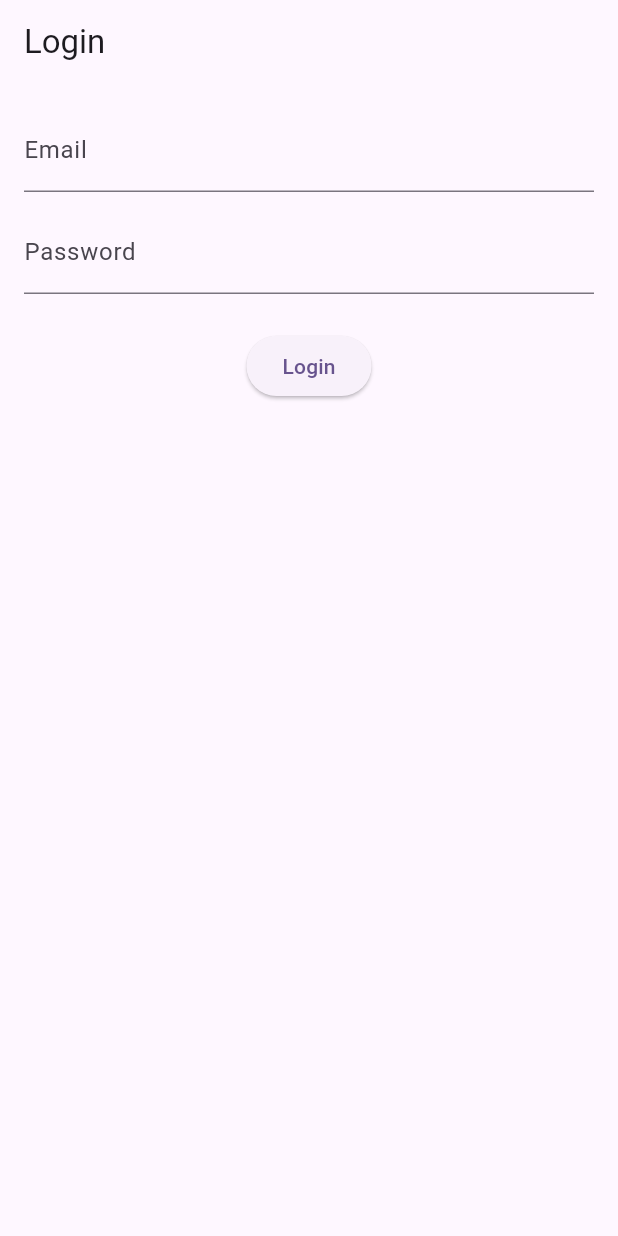
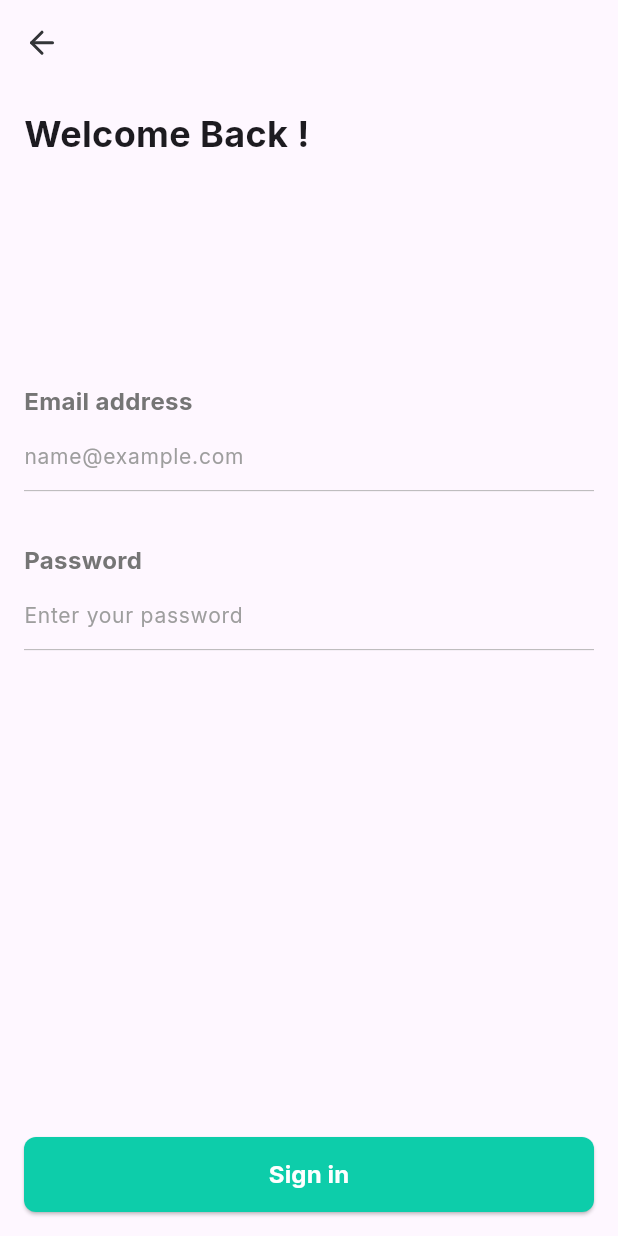
Before and after one commit to Deshal-001/UniConnect, a Flutter app: the screen it shows after launch, on a phone screen of 412 x 824 dp. Run offline on Flutter 3.47's test engine with Material 3 defaults, Android fonts, the phone set to English and light mode, and no system bars; our stand-ins replace bloc, dartz, dio, equatable, flutter_bloc, flutter_secure_storage and 4 more; generated files the repository leaves out were written again.

Commit message:
Implemented Sign in Screen

```diff
--- /dev/null
+++ b/mobile/mobile_flutter/lib/core/widget/custom_button.dart
@@ -0,0 +1,47 @@
+import 'package:flutter/material.dart';
+import 'package:uniconnect_app/core/constants/solid_colors.dart';
+
+class CustomButton extends StatelessWidget {
+  final VoidCallback? onPressed;
+  final bool isLoading;
+  final String text;
+
+  const CustomButton({
+    super.key,
+    required this.onPressed,
+    required this.text,
+    this.isLoading = false,
+  });
+
+  @override
+  Widget build(BuildContext context) {
+    return ElevatedButton(
+      style: ElevatedButton.styleFrom(
+        backgroundColor: const Color(AppSolidColors.primary),
+        minimumSize: const Size(double.infinity, 50),
+        shape: RoundedRectangleBorder(
+          borderRadius: BorderRadius.circular(8),
+        ),
+      ),
+      onPressed: isLoading ? null : onPressed,
+      child: isLoading
+          ? const SizedBox(
+              width: 24,
+              height: 24,
+              child: CircularProgressIndicator(
+                color: Colors.white,
+                strokeWidth: 2,
+              ),
+            )
+          : Text(
+              text,
+              style: const TextStyle(
+                fontFamily: 'Inter',
+                fontSize: 16,
+                fontWeight: FontWeight.bold,
+                color: Colors.white,
+              ),
+            ),
+    );
+  }
+}
--- /dev/null
+++ b/mobile/mobile_flutter/lib/core/widget/custom_text_field.dart
@@ -0,0 +1,62 @@
+import 'package:flutter/material.dart';
+
+class CustomTextField extends StatelessWidget {
+  final TextEditingController controller;
+  final String label;
+  final String hintText;
+  final bool isPassword;
+  final TextInputType keyboardType;
+
+  const CustomTextField({
+    super.key,
+    required this.controller,
+    required this.label,
+    required this.hintText,
+    this.isPassword = false,
+    this.keyboardType = TextInputType.text,
+  });
+
+  @override
+  Widget build(BuildContext context) {
+    return Column(
+      crossAxisAlignment: CrossAxisAlignment.start,
+      children: [
+        Text(label,
+            style: TextStyle(
+              fontFamily: 'Inter',
+              fontSize: 16,
+              fontWeight: FontWeight.bold,
+              color: Colors.grey.shade600,
+            )),
+        TextField(
+          controller: controller,
+          cursorHeight: 20,
+          cursorColor: Colors.grey,
+          obscureText: isPassword,
+          obscuringCharacter: '*',
+          keyboardType: keyboardType,
+          decoration: InputDecoration(
+            enabledBorder: const UnderlineInputBorder(
+              borderSide: BorderSide(color: Colors.grey, width: 0.5),
+            ),
+            focusedBorder: const UnderlineInputBorder(
+              borderSide: BorderSide(color: Colors.grey, width: 0.5),
+            ),
+            errorBorder: InputBorder.none,
+            errorStyle: const TextStyle(
+              fontFamily: 'Inter',
+              fontSize: 14,
+              color: Colors.red,
+            ),
+            hintText: hintText,
+            hintStyle: const TextStyle(
+              fontFamily: 'Inter',
+              fontSize: 14,
+              color: Colors.grey,
+            ),
+          ),
+        ),
+      ],
+    );
+  }
+}
--- a/mobile/mobile_flutter/lib/feature/authentication/presentation/pages/login_page.dart
+++ b/mobile/mobile_flutter/lib/feature/authentication/presentation/pages/login_page.dart
@@ -1,6 +1,10 @@
 import 'package:flutter/material.dart';
 import 'package:flutter_bloc/flutter_bloc.dart';
+import 'package:flutter_svg/svg.dart';
+import 'package:uniconnect_app/core/widget/custom_text_field.dart';
 import 'package:uniconnect_app/feature/authentication/presentation/bloc/authentication_bloc.dart';
+
+import '../../../../core/widget/custom_button.dart';
 
 class LoginPage extends StatefulWidget {
   const LoginPage({super.key});
@@ -17,13 +21,22 @@ class _LoginPageState extends State<LoginPage> {
     final email = emailController.text.trim();
     final password = passwordController.text.trim();
 
-    context.read<AuthenticationBloc>().add(LoginUserEvent(email: email, password: password));
+    context
+        .read<AuthenticationBloc>()
+        .add(LoginUserEvent(email: email, password: password));
   }
 
   @override
   Widget build(BuildContext context) {
-    return Scaffold(
-      appBar: AppBar(title: const Text('Login')),
+    return SafeArea(
+      child: Scaffold(
+        appBar: AppBar(
+            leading: SvgPicture.asset(
+          'assets/icons/arrow-left.svg',
+          height: 12,
+          width: 12,
+          fit: BoxFit.scaleDown,
+        )),
         body: BlocListener<AuthenticationBloc, AuthenticationState>(
           listener: (context, state) {
             if (state is UserAuthenticated) {
@@ -59,25 +72,41 @@ class _LoginPageState extends State<LoginPage> {
           child: Padding(
             padding: const EdgeInsets.all(16.0),
             child: Column(
+              mainAxisAlignment: MainAxisAlignment.spaceBetween,
+              crossAxisAlignment: CrossAxisAlignment.start,
               children: [
-              TextField(
+                const Text(
+                  'Welcome Back !',
+                  style: TextStyle(
+                      fontFamily: 'Inter',
+                      fontSize: 24,
+                      fontWeight: FontWeight.bold),
+                ),
+                Column(
+                  children: [
+                    CustomTextField(
                       controller: emailController,
-                decoration: const InputDecoration(labelText: 'Email'),
+                      label: 'Email address',
+                      hintText: 'name@example.com',
+                      keyboardType: TextInputType.emailAddress,
                     ),
-              const SizedBox(height: 12),
-              TextField(
+                    const SizedBox(height: 35),
+                    CustomTextField(
                       controller: passwordController,
-                decoration: const InputDecoration(labelText: 'Password'),
-                obscureText: true,
+                      label: 'Password',
+                      hintText: 'Enter your password',
+                      isPassword: true,
+                    ),
+                  ],
                 ),
                 const SizedBox(height: 24),
                 BlocBuilder<AuthenticationBloc, AuthenticationState>(
                   builder: (context, state) {
-                  return ElevatedButton(
-                    onPressed: state is AuthenticatingUser ? null : _handleLogin,
-                    child: state is AuthenticatingUser
-                        ? const CircularProgressIndicator(color: Colors.white)
-                        : const Text('Login'),
+                    return CustomButton(
+                      onPressed:
+                          state is AuthenticatingUser ? null : _handleLogin,
+                      isLoading: state is AuthenticatingUser,
+                      text: 'Sign in',
                     );
                   },
                 ),
@@ -85,6 +114,7 @@ class _LoginPageState extends State<LoginPage> {
             ),
           ),
         ),
+      ),
     );
   }
 }
--- a/mobile/mobile_flutter/lib/main.dart
+++ b/mobile/mobile_flutter/lib/main.dart
@@ -2,7 +2,6 @@ import 'package:flutter/material.dart';
 import 'package:flutter_bloc/flutter_bloc.dart';
 import 'package:uniconnect_app/core/router/app_router.dart';
 import 'package:uniconnect_app/feature/authentication/presentation/bloc/authentication_bloc.dart';
-import 'package:uniconnect_app/feature/shared/splash_screen.dart';
 
 import 'injection_container.dart';
 
@@ -23,6 +22,7 @@ class MyApp extends StatelessWidget {
         BlocProvider(create: (context) => sl<AuthenticationBloc>()),
       ],
       child: MaterialApp(
+        debugShowCheckedModeBanner: false,
         title: 'UniConnect',
         theme: ThemeData(
           colorScheme: ColorScheme.fromSeed(seedColor: Colors.deepPurple),
```
Also changed, not shown: mobile/mobile_flutter/pubspec.yaml (+8 -2 lines), mobile/mobile_flutter/assets/fonts/Inter-Italic-VariableFont_opsz,wght.ttf (added), mobile/mobile_flutter/assets/fonts/Inter-VariableFont_opsz,wght.ttf (added), mobile/mobile_flutter/assets/icons/arrow-left.svg (added), mobile/mobile_flutter/pubspec.lock. Lines whose indentation alone changed are shown as unchanged.
